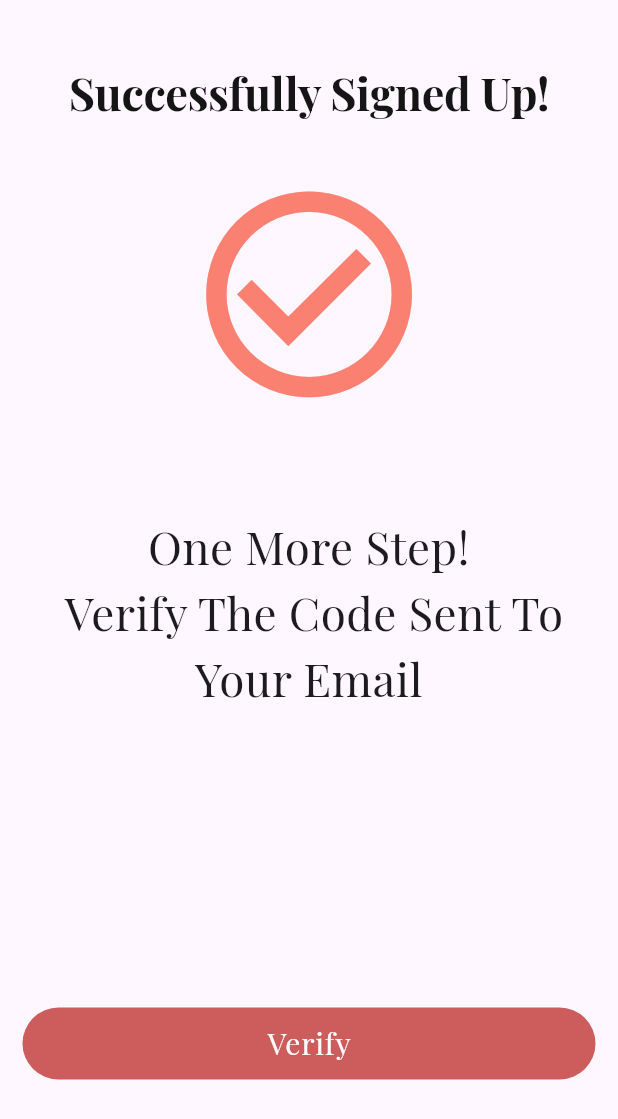
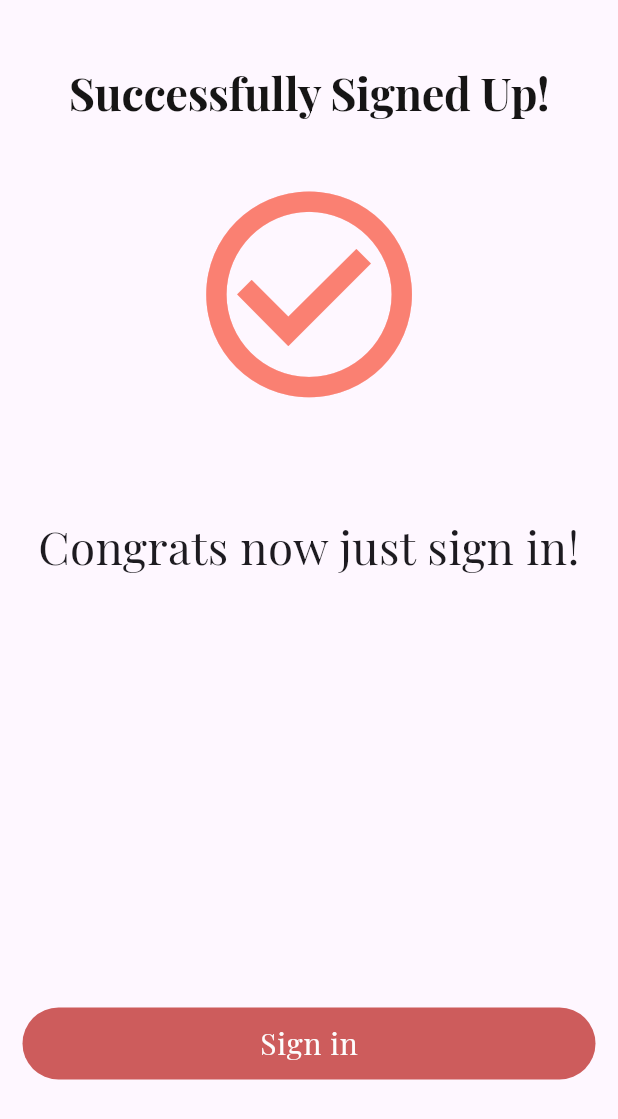
Before and after one commit to Ajoz101/e_commerce, a Flutter app: the SuccessSignedUp screen opened by its route, on a phone screen of 412 x 824 dp. Shown: the top 1119 px of the screen. Run offline on Flutter 3.47's test engine with Material 2 defaults, Android fonts, the phone set to English and light mode, and no system bars; our stand-ins replace cached_network_image, dartz, flutter_otp_text_field, get, lottie, shared_preferences; accounts and stored records are empty; network calls fail; project files that could hold a hidden picture were left out.

```diff
--- a/lib/view/screen/auth/signup.dart
+++ b/lib/view/screen/auth/signup.dart
@@ -55,7 +55,7 @@ class SignUp extends StatelessWidget {
                     ),
                     CustomFormField(
                       validator: (p) {
-                        return validInput(p!, 20, 50, "email");
+                        return validInput(p!, 6, 50, "email");
                       },
                       textController: control.email,
                       title: "E-mail",
--- a/lib/view/screen/auth/success_signup.dart
+++ b/lib/view/screen/auth/success_signup.dart
@@ -30,7 +30,7 @@ class SuccessSignedUp extends StatelessWidget {
                   size: height / 5, color: AppColor.second),
               SizedBox(height: height / 13),
               Text(
-                "One More Step!\n Verify The Code Sent To Your Email",
+                "Congrats now just sign in!\n",
                 textAlign: TextAlign.center,
                 style: TextStyle(fontSize: height / 27),
               ),
@@ -40,7 +40,7 @@ class SuccessSignedUp extends StatelessWidget {
                   tapped: () {
                     controller.gotologin();
                   },
-                  text: "Verify"),
+                  text: "Sign in"),
               SizedBox(height: height / 14),
             ],
           ),
```
